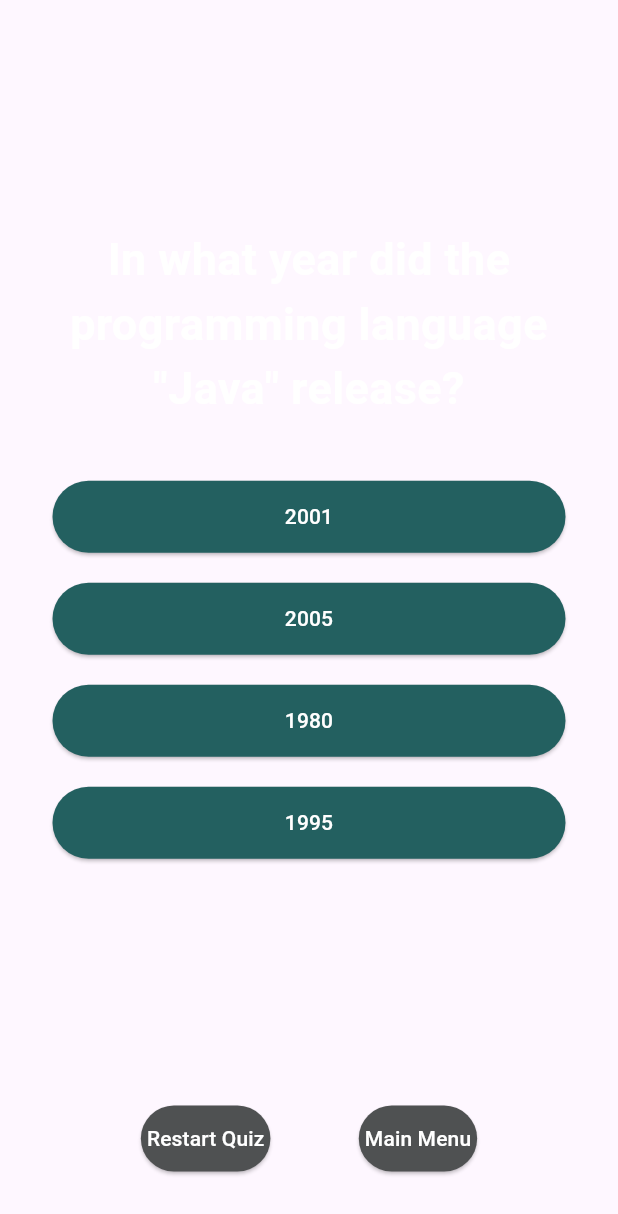
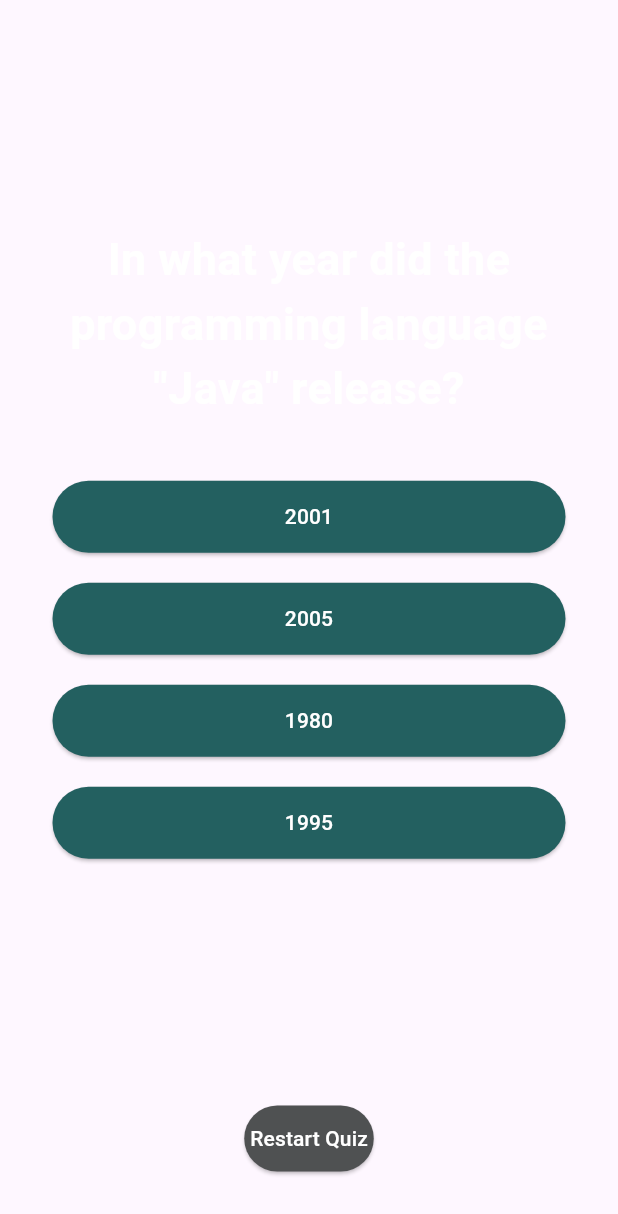
Before and after one commit to Kenzirey/Mobile-App-5th, a Flutter app: the QuestionsScreen widget shown alone on an empty page, opened directly with empty values, after a tap on "Java", on a phone screen of 412 x 824 dp. Shown: the top 1214 px of the screen. Run offline on Flutter 3.47's test engine with Material 3 defaults, Android fonts, the phone set to English and light mode, and no system bars; our stand-ins replace google_fonts.

Commit message:
on 86 out of 90 now

```diff
--- a/FirstProject/Quiz/quiz_assignment/lib/questions_screen.dart
+++ b/FirstProject/Quiz/quiz_assignment/lib/questions_screen.dart
@@ -5,8 +5,11 @@
 import 'package:quiz_assignment/system_buttons.dart';
 
 class QuestionsScreen extends StatefulWidget {
-  const QuestionsScreen(this.returnToStart, {super.key});
-  final VoidCallback returnToStart;
+  const QuestionsScreen({super.key, required this.onSelectedAnswer});
+  //final VoidCallback returnToStart;
+
+  //naming scheme "on"-something is used when it expects a function.
+  final void Function(String answer) onSelectedAnswer;
 
   @override
   State<QuestionsScreen> createState() {
@@ -17,7 +20,8 @@
 class _QuestionsScreenState extends State<QuestionsScreen> {
   var currentQuestionIndex = 0;
 
-  void questionAnswered() {
+  void questionAnswered(String selectedAnswer) {
+    widget.onSelectedAnswer(selectedAnswer);
     if (currentQuestionIndex < questions.length - 1) {
       setState(() {
         currentQuestionIndex++;
@@ -52,25 +56,29 @@
                   Text(
                     currentQuestion.text,
                     style: GoogleFonts.roboto(
-                      color: Colors.white,
-                      fontSize: 30,
-                      fontWeight: FontWeight.bold
-                    ),
+                        color: Colors.white,
+                        fontSize: 30,
+                        fontWeight: FontWeight.bold),
                     textAlign: TextAlign.center,
                   ),
                   const SizedBox(height: 30),
                   ...currentQuestion.getShuffled().map((item) {
-                    return AnswerButton(item, questionAnswered);
+                    return AnswerButton(item, () {
+                      questionAnswered(item);
+                    });
                   }),
                 ],
               ),
             ),
-            const SizedBox(height: 30),  // This can be adjusted for optimal spacing
+            const SizedBox(
+                height: 30), // This can be adjusted for optimal spacing
             Row(
               mainAxisAlignment: MainAxisAlignment.spaceEvenly,
               children: [
                 SystemButton('Restart Quiz', restartQuiz),
-                SystemButton('Main Menu', widget.returnToStart),
+
+                //Todo: redo the main menu button.
+                //SystemButton('Main Menu', widget.returnToStart),
               ],
             ),
           ],
```
Also changed, not shown: FirstProject/Quiz/quiz_assignment/lib/questions_summary.dart (added, +26 -0 lines), FirstProject/Quiz/quiz_assignment/lib/quiz.dart (+26 -4 lines), FirstProject/Quiz/quiz_assignment/lib/results_screen.dart (added, +52 -0 lines).
